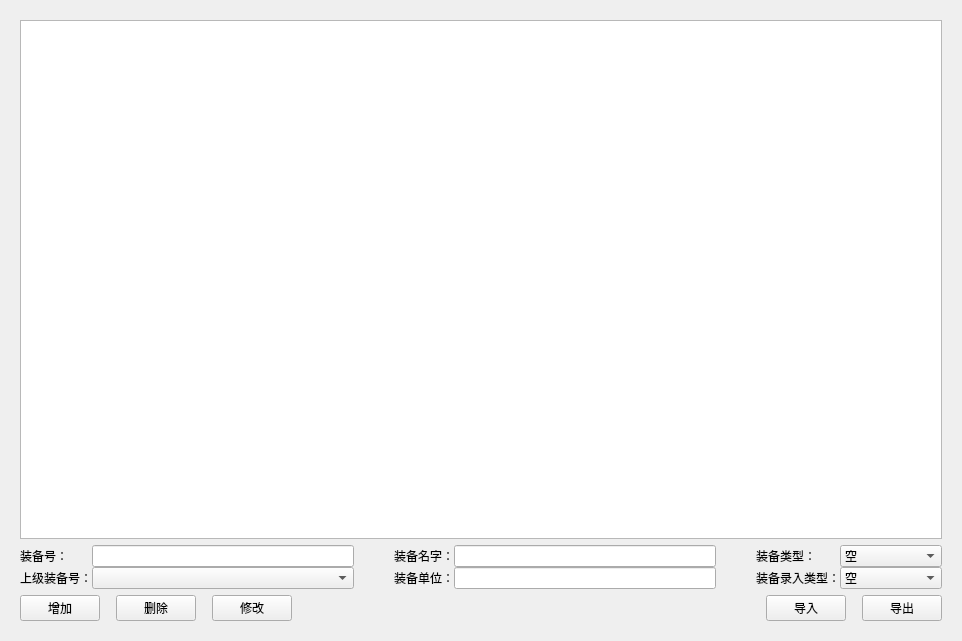
This is widgets/strengthDisturb/select_setEquip.ui in Belos10/Equip as Qt 5 draws it before an edit. The edited form follows.
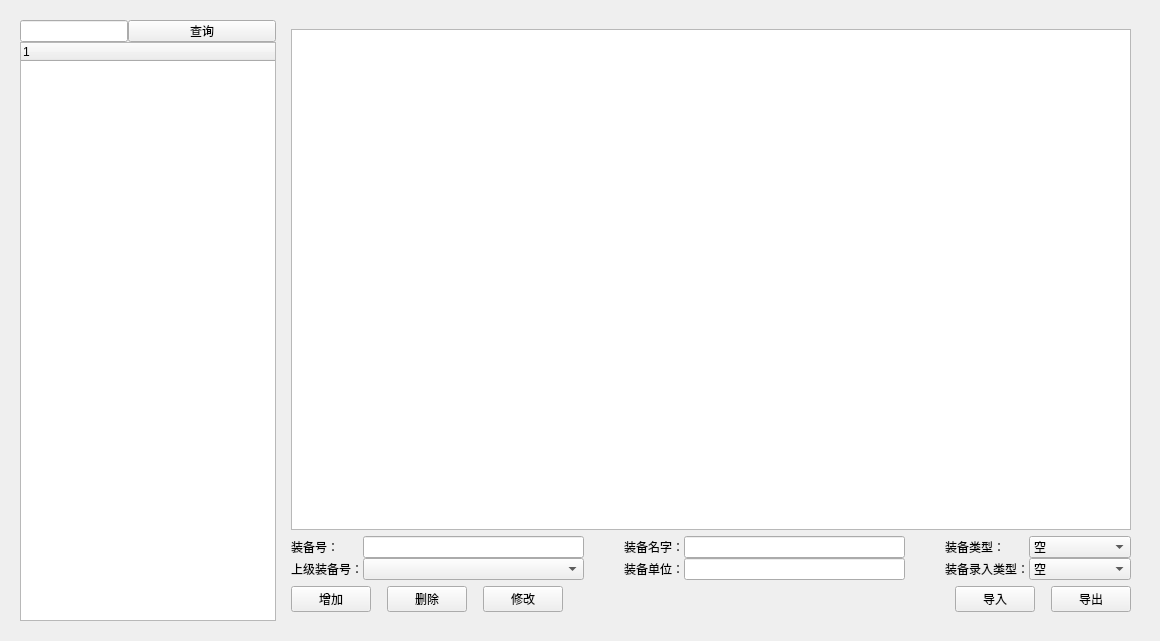
This is the edited form.

```diff
--- a/widgets/strengthDisturb/select_setEquip.ui
+++ b/widgets/strengthDisturb/select_setEquip.ui
@@ -6,7 +6,7 @@
    <rect>
     <x>0</x>
     <y>0</y>
-    <width>962</width>
+    <width>1160</width>
     <height>641</height>
    </rect>
   </property>
@@ -16,6 +16,91 @@
   <layout class="QHBoxLayout" name="horizontalLayout">
    <item>
     <widget class="QWidget" name="selectWidget" native="true">
+     <layout class="QHBoxLayout" name="horizontalLayout_4">
+      <item>
+       <layout class="QHBoxLayout" name="horizontalLayout_2">
+        <item>
+         <widget class="QWidget" name="wg_directory" native="true">
+          <property name="sizePolicy">
+           <sizepolicy hsizetype="Fixed" vsizetype="Preferred">
+            <horstretch>0</horstretch>
+            <verstretch>0</verstretch>
+           </sizepolicy>
+          </property>
+          <layout class="QHBoxLayout" name="horizontalLayout_5">
+           <property name="spacing">
+            <number>0</number>
+           </property>
+           <property name="leftMargin">
+            <number>0</number>
+           </property>
+           <property name="topMargin">
+            <number>0</number>
+           </property>
+           <property name="rightMargin">
+            <number>0</number>
+           </property>
+           <property name="bottomMargin">
+            <number>0</number>
+           </property>
+           <item>
+            <layout class="QHBoxLayout" name="horizontalLayout_6">
+             <property name="spacing">
+              <number>0</number>
+             </property>
+             <item>
+              <layout class="QVBoxLayout" name="verticalLayout_4">
+               <property name="spacing">
+                <number>0</number>
+               </property>
+               <item>
+                <layout class="QHBoxLayout" name="horizontalLayout_8">
+                 <property name="spacing">
+                  <number>0</number>
+                 </property>
+                 <item>
+                  <widget class="QLineEdit" name="le_second">
+                   <property name="sizePolicy">
+                    <sizepolicy hsizetype="Maximum" vsizetype="Fixed">
+                     <horstretch>70</horstretch>
+                     <verstretch>0</verstretch>
+                    </sizepolicy>
+                   </property>
+                  </widget>
+                 </item>
+                 <item>
+                  <widget class="QPushButton" name="pb_secondSelect">
+                   <property name="sizePolicy">
+                    <sizepolicy hsizetype="Ignored" vsizetype="Ignored">
+                     <horstretch>0</horstretch>
+                     <verstretch>0</verstretch>
+                    </sizepolicy>
+                   </property>
+                   <property name="text">
+                    <string>查询</string>
+                   </property>
+                  </widget>
+                 </item>
+                </layout>
+               </item>
+               <item>
+                <widget class="QTreeWidget" name="tw_second">
+                 <column>
+                  <property name="text">
+                   <string notr="true">1</string>
+                  </property>
+                 </column>
+                </widget>
+               </item>
+              </layout>
+             </item>
+            </layout>
+           </item>
+          </layout>
+         </widget>
+        </item>
+        <item>
+         <widget class="QWidget" name="selectWidget_2" native="true">
      <layout class="QVBoxLayout" name="verticalLayout_6">
       <item>
        <layout class="QVBoxLayout" name="verticalLayout_5">
@@ -376,6 +461,11 @@
            </layout>
           </item>
          </layout>
+             </item>
+            </layout>
+           </item>
+          </layout>
+         </widget>
         </item>
        </layout>
       </item>
```
Left out of the diff: 194 changed lines with no effect on the pictures. Lines whose indentation alone changed are shown as unchanged.
